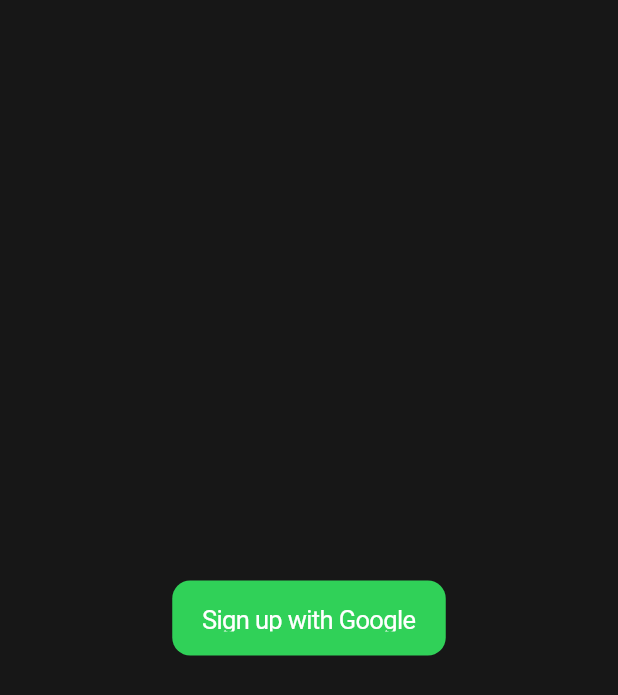
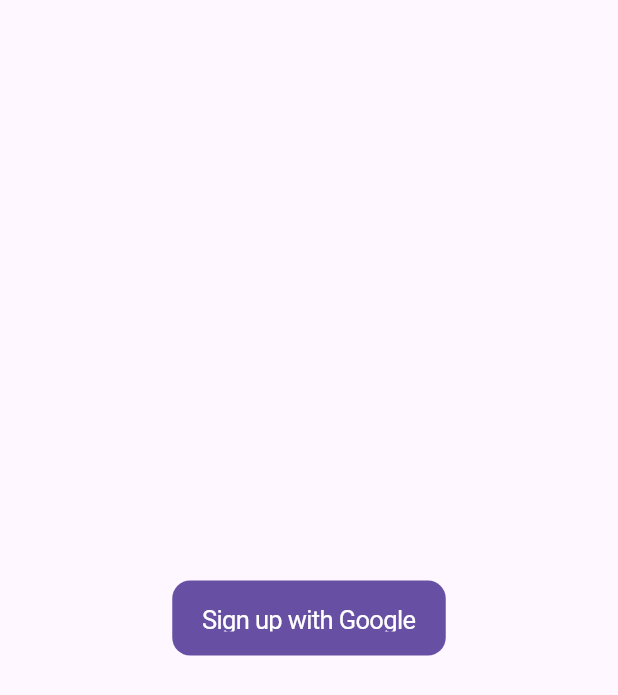
Before and after one commit to YadavYashvant/CodevX, a Flutter app: the screen it shows after launch, on a phone screen of 412 x 824 dp. Shown: the top 695 px of the screen. Run offline on Flutter 3.47's test engine with Material 3 defaults, Android fonts, the light colour scheme and no system bars; our stand-ins replace firebase_auth, firebase_core, sign_in_button; accounts and stored records are empty.

```diff
--- a/lib/main.dart
+++ b/lib/main.dart
@@ -19,16 +19,16 @@
   // This widget is the root of your application.
   @override
   Widget build(BuildContext context) {
-    return const CupertinoApp(
+    return const MaterialApp(
       debugShowCheckedModeBanner: false,
       title: 'Codev',
-      theme: CupertinoThemeData(
-        // colorScheme: ColorScheme.fromSeed(seedColor: Colors.deepPurple),
-        brightness: Brightness.dark,
-        scaffoldBackgroundColor: CupertinoColors.darkBackgroundGray,
-        primaryColor: CupertinoColors.activeGreen
-        // useMaterial3: true,
-      ),
+      // theme: CupertinoThemeData(
+      //   // colorScheme: ColorScheme.fromSeed(seedColor: Colors.deepPurple),
+      //   brightness: Brightness.dark,
+      //   scaffoldBackgroundColor: CupertinoColors.darkBackgroundGray,
+      //   primaryColor: CupertinoColors.activeGreen
+      //   // useMaterial3: true,
+      // ),
       home: const HomePage(),
     );
   }
--- a/pubspec.yaml
+++ b/pubspec.yaml
@@ -39,12 +39,10 @@
   firebase_auth: ^4.10.1
   sign_in_button: ^3.2.0
   flutter_launcher_icons: ^0.13.1
-  cloud_firestore: ^4.17.2
 
 dev_dependencies:
   flutter_test:
     sdk: flutter
-  flutter_launcher_icons: "^0.13.1"
 
   # The "flutter_lints" package below contains a set of recommended lints to
   # encourage good coding practices. The lint set provided by the package is
```
Also changed, not shown: lib/models/Post.dart (added, +17 -0 lines), lib/services/firestore.dart (added, +21 -0 lines), lib/widgets/home_screen.dart (+30 -0 lines), pubspec.lock, 3 other files.
